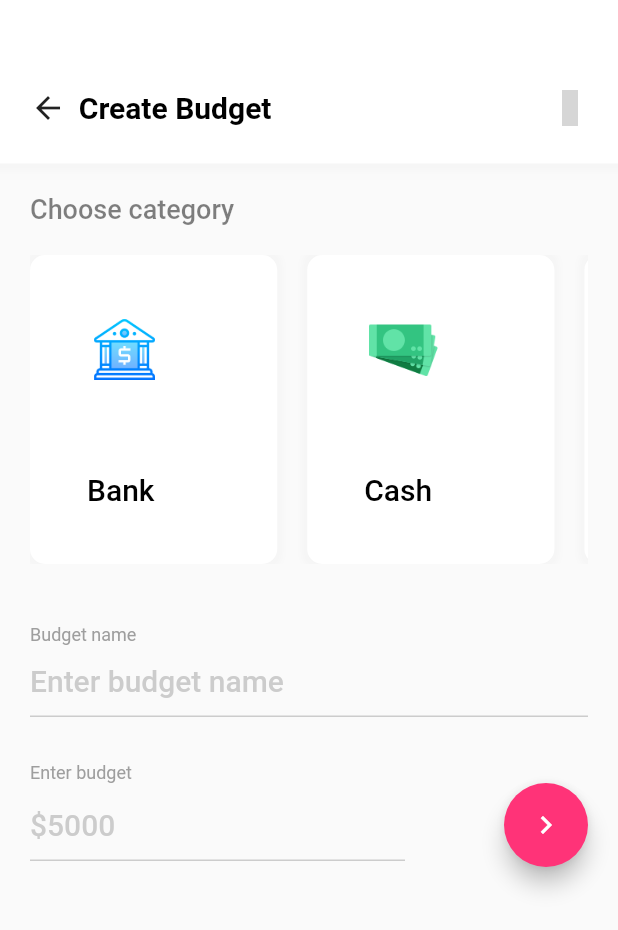
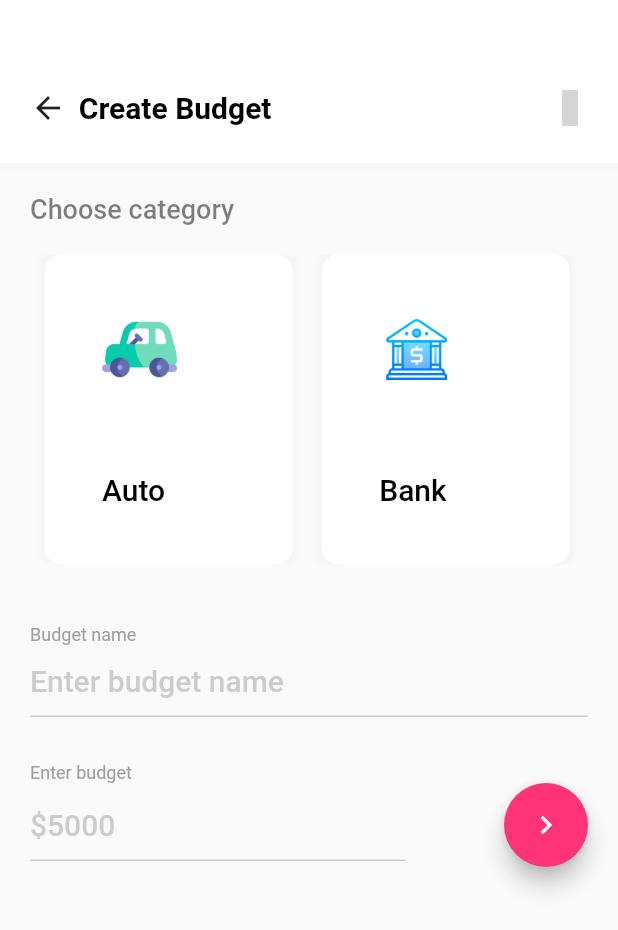
Before and after one commit to JanDongGun/BudgetFlutter, a Flutter app: the CreateBudget screen opened directly, on a phone screen of 412 x 824 dp. Shown: the top 930 px of the screen. Run offline on Flutter 3.47's test engine with Material 2 defaults, Android fonts, the light colour scheme and no system bars; our stand-ins replace animated_bottom_navigation_bar, ionicons, percent_indicator; missing offline and left inert: antdesign_icons; grey boxes are pictures that could not be loaded.

Commit message:
import create_budget_json

```diff
--- a/lib/pages/create_budget_page.dart
+++ b/lib/pages/create_budget_page.dart
@@ -2,16 +2,7 @@ import 'package:budgetapp/theme/colors.dart';
 import 'package:flutter/foundation.dart';
 import 'package:flutter/material.dart';
 import 'package:antdesign_icons/antdesign_icons.dart';
-
-class CategoryItem {
-  final String image;
-  final String title;
-
-  const CategoryItem({
-    required this.image,
-    required this.title,
-  });
-}
+import '../json/create_budget_json.dart';
 
 class CreateBudget extends StatefulWidget {
   const CreateBudget({Key? key}) : super(key: key);
@@ -21,14 +12,6 @@ class CreateBudget extends StatefulWidget {
 }
 
 class _CreateBudgetState extends State<CreateBudget> {
-  List<CategoryItem> items = [
-    CategoryItem(title: 'Bank', image: 'bank.png'),
-    CategoryItem(title: 'Cash', image: 'cash.png'),
-    CategoryItem(title: 'Auto', image: 'auto.png'),
-    CategoryItem(title: 'Charity', image: 'charity.png'),
-    CategoryItem(title: 'Eating', image: 'eating.png'),
-    CategoryItem(title: 'Gift', image: 'gift.png'),
-  ];
   String categoryIndex = "";
   @override
   Widget build(BuildContext context) {
@@ -94,16 +77,65 @@ class _CreateBudgetState extends State<CreateBudget> {
                 const SizedBox(
                   height: 20,
                 ),
-                Container(
-                  height: size.height / 4,
-                  child: ListView.separated(
-                    scrollDirection: Axis.horizontal,
-                    itemCount: 6,
-                    separatorBuilder: (context, _) => const SizedBox(
-                      width: 20,
-                    ),
-                    itemBuilder: (context, index) =>
-                        category(item: items[index]),
+                SingleChildScrollView(
+                  scrollDirection: Axis.horizontal,
+                  child: Row(
+                    children: List.generate(categories.length, (index) {
+                      return Padding(
+                        padding: const EdgeInsets.fromLTRB(10, 0, 10, 0),
+                        child: GestureDetector(
+                          onTap: () {
+                            setState(() {
+                              categoryIndex = categories[index]['name'];
+                            });
+                          },
+                          child: Container(
+                            width: size.width / 2.5,
+                            height: size.height / 4,
+                            padding: const EdgeInsets.all(15.0),
+                            decoration: BoxDecoration(
+                              borderRadius: BorderRadius.circular(10),
+                              color: Colors.white,
+                              border: Border.all(
+                                  color:
+                                      categoryIndex == categories[index]['name']
+                                          ? primary
+                                          : Colors.transparent,
+                                  width: 3),
+                              boxShadow: [
+                                BoxShadow(
+                                    color: grey.withOpacity(0.05),
+                                    spreadRadius: 3,
+                                    blurRadius: 3),
+                              ],
+                            ),
+                            child: Padding(
+                              padding: const EdgeInsets.all(20.0),
+                              child: Column(
+                                crossAxisAlignment: CrossAxisAlignment.start,
+                                mainAxisAlignment:
+                                    MainAxisAlignment.spaceBetween,
+                                children: [
+                                  Container(
+                                      width: 50,
+                                      height: 50,
+                                      child: Image.asset(
+                                          categories[index]['icon'])),
+                                  Text(categories[index]['name'],
+                                      style: TextStyle(
+                                          fontWeight: FontWeight.w500,
+                                          fontSize: 20,
+                                          color: categoryIndex ==
+                                                  categories[index]['name']
+                                              ? primary
+                                              : Colors.black))
+                                ],
+                              ),
+                            ),
+                          ),
+                        ),
+                      );
+                    }),
                   ),
                 ),
                 const SizedBox(
@@ -180,49 +212,49 @@ class _CreateBudgetState extends State<CreateBudget> {
     ));
   }
 
-  Widget category({required CategoryItem item}) {
-    var size = MediaQuery.of(context).size;
-    return GestureDetector(
-      onTap: () {
-        setState(() {
-          categoryIndex = item.title;
-        });
-      },
-      child: Container(
-        width: size.width / 2.5,
-        height: size.height / 4,
-        padding: const EdgeInsets.all(15.0),
-        decoration: BoxDecoration(
-          borderRadius: BorderRadius.circular(10),
-          color: Colors.white,
-          border: Border.all(
-              color: categoryIndex == item.title ? primary : Colors.transparent,
-              width: 3),
-          boxShadow: [
-            BoxShadow(
-                color: grey.withOpacity(0.05), spreadRadius: 3, blurRadius: 3),
-          ],
-        ),
-        child: Padding(
-          padding: const EdgeInsets.all(20.0),
-          child: Column(
-            crossAxisAlignment: CrossAxisAlignment.start,
-            mainAxisAlignment: MainAxisAlignment.spaceBetween,
-            children: [
-              Container(
-                  width: 50,
-                  height: 50,
-                  child: Image.asset('assets/images/' + item.image)),
-              Text(item.title,
-                  style: TextStyle(
-                      fontWeight: FontWeight.w500,
-                      fontSize: 20,
-                      color:
-                          categoryIndex == item.title ? primary : Colors.black))
-            ],
-          ),
-        ),
-      ),
-    );
-  }
+  // Widget category() {
+  //   var size = MediaQuery.of(context).size;
+  //   return GestureDetector(
+  //     onTap: () {
+  //       setState(() {
+  //         categoryIndex = item.title;
+  //       });
+  //     },
+  //     child: Container(
+  //       width: size.width / 2.5,
+  //       height: size.height / 4,
+  //       padding: const EdgeInsets.all(15.0),
+  //       decoration: BoxDecoration(
+  //         borderRadius: BorderRadius.circular(10),
+  //         color: Colors.white,
+  //         border: Border.all(
+  //             color: categoryIndex == item.title ? primary : Colors.transparent,
+  //             width: 3),
+  //         boxShadow: [
+  //           BoxShadow(
+  //               color: grey.withOpacity(0.05), spreadRadius: 3, blurRadius: 3),
+  //         ],
+  //       ),
+  //       child: Padding(
+  //         padding: const EdgeInsets.all(20.0),
+  //         child: Column(
+  //           crossAxisAlignment: CrossAxisAlignment.start,
+  //           mainAxisAlignment: MainAxisAlignment.spaceBetween,
+  //           children: [
+  //             Container(
+  //                 width: 50,
+  //                 height: 50,
+  //                 child: Image.asset('assets/images/' + item.image)),
+  //             Text(item.title,
+  //                 style: TextStyle(
+  //                     fontWeight: FontWeight.w500,
+  //                     fontSize: 20,
+  //                     color:
+  //                         categoryIndex == item.title ? primary : Colors.black))
+  //           ],
+  //         ),
+  //       ),
+  //     ),
+  //   );
+  // }
 }
```
